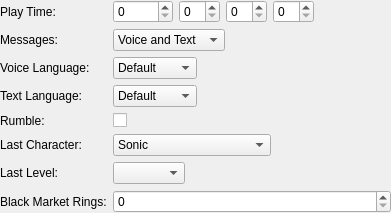
First picture: the form in src/mcrecover/edit/SonicAdventure/SAGeneral.ui, repository GerbilSoft/mcrecover, before the edit.
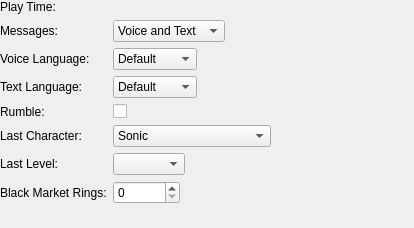
Second picture: the form after the edit. Icons and pictures are not drawn. Custom widgets are drawn as their Qt base class.

Commit message: [SonicAdventure] SAGeneral: Use TimeCodeEdit for play time instead of separate QSpinBoxes.

```diff
--- a/src/mcrecover/edit/SonicAdventure/SAGeneral.ui
+++ b/src/mcrecover/edit/SonicAdventure/SAGeneral.ui
@@ -6,11 +6,14 @@
    <rect>
     <x>0</x>
     <y>0</y>
-    <width>391</width>
-    <height>200</height>
+    <width>414</width>
+    <height>228</height>
    </rect>
   </property>
   <layout class="QFormLayout" name="formLayout">
+   <property name="fieldGrowthPolicy">
+    <enum>QFormLayout::ExpandingFieldsGrow</enum>
+   </property>
    <property name="margin">
     <number>0</number>
    </property>
@@ -24,51 +27,6 @@
      </property>
     </widget>
    </item>
-   <item row="0" column="1">
-    <layout class="QHBoxLayout" name="hboxPlayTime">
-     <item>
-      <widget class="QSpinBox" name="spnPlayTimeHours">
-       <property name="maximum">
-        <number>11930</number>
-       </property>
-      </widget>
-     </item>
-     <item>
-      <widget class="QSpinBox" name="spnPlayTimeMinutes">
-       <property name="maximum">
-        <number>59</number>
-       </property>
-      </widget>
-     </item>
-     <item>
-      <widget class="QSpinBox" name="spnPlayTimeSeconds">
-       <property name="maximum">
-        <number>59</number>
-       </property>
-      </widget>
-     </item>
-     <item>
-      <widget class="QSpinBox" name="spnPlayTimeFrames">
-       <property name="maximum">
-        <number>59</number>
-       </property>
-      </widget>
-     </item>
-     <item>
-      <spacer name="hspcPlayTime">
-       <property name="orientation">
-        <enum>Qt::Horizontal</enum>
-       </property>
-       <property name="sizeHint" stdset="0">
-        <size>
-         <width>40</width>
-         <height>20</height>
-        </size>
-       </property>
-      </spacer>
-     </item>
-    </layout>
-   </item>
    <item row="1" column="0">
     <widget class="QLabel" name="lblMessages">
      <property name="text">
@@ -372,8 +330,26 @@
      </property>
     </widget>
    </item>
+   <item row="0" column="1">
+    <widget class="TimeCodeEdit" name="tcePlayTime" native="true">
+     <property name="minimumSize">
+      <size>
+       <width>16</width>
+       <height>0</height>
+      </size>
+     </property>
+    </widget>
+   </item>
   </layout>
  </widget>
+ <customwidgets>
+  <customwidget>
+   <class>TimeCodeEdit</class>
+   <extends>QWidget</extends>
+   <header>edit/SonicAdventure/TimeCodeEdit.hpp</header>
+   <container>1</container>
+  </customwidget>
+ </customwidgets>
  <resources>
   <include location="../../resources/flags/flags.qrc"/>
   <include location="../../resources/sonic/sonic.qrc"/>
```
The commit also changes 1 other file.
